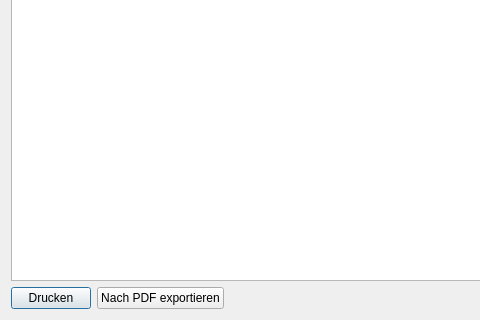
Qt form src/gui/docviewer/docviewer.ui (doitux/qupil) before a commit; both pictures show x 0 to 480 and y 262 to 582 of the 793 by 582 pixel window.
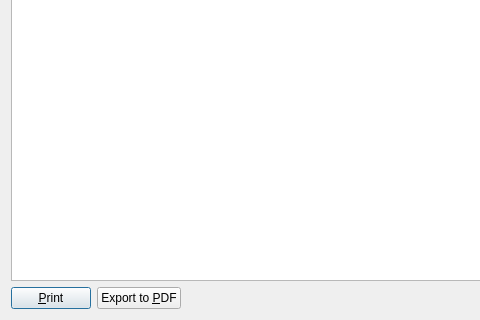
The same form after that commit. Icons and pictures are not drawn.

What changed in the file:
```diff
--- a/src/gui/docviewer/docviewer.ui
+++ b/src/gui/docviewer/docviewer.ui
@@ -20,7 +20,7 @@
    <item row="1" column="0">
     <widget class="QPushButton" name="pushButton_print">
      <property name="text">
-      <string>Drucken</string>
+      <string>&amp;Print</string>
      </property>
      <property name="icon">
       <iconset resource="../resources/qupil.qrc">
@@ -31,7 +31,7 @@
    <item row="1" column="1">
     <widget class="QPushButton" name="pushButton_exportToPdf">
      <property name="text">
-      <string>Nach PDF exportieren</string>
+      <string>Export to &amp;PDF</string>
      </property>
      <property name="icon">
       <iconset resource="../resources/qupil.qrc">
```
Left out of the diff: 2 changed lines with no effect on the pictures.
